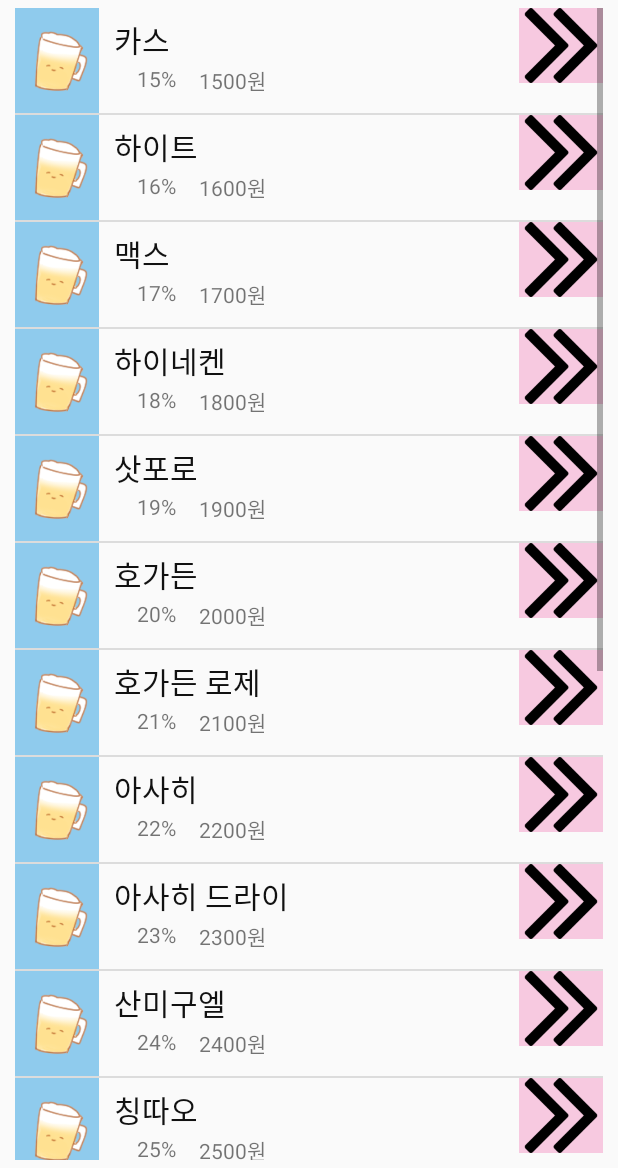
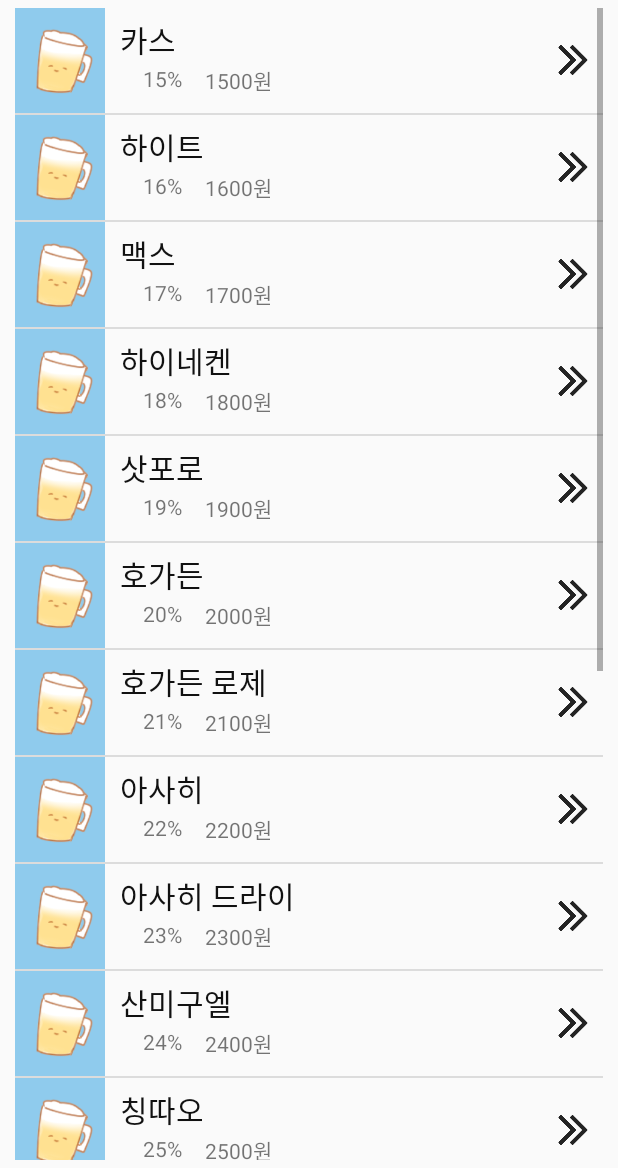
Before and after one commit to JNU-Include/C2H6O, an Android app: the screen it shows after launch (MainActivity), in the side drawer, after a tap on "맥주", on a phone screen of 412 x 824 dp, the part 68-1236 px from its top. Run offline under Robolectric (Android 15) with nearby library versions, the phone set to English and light mode, and no system bars.

Commit message:
beer main 2

```diff
--- a/C2H6O/app/src/main/res/layout/listview_item.xml
+++ b/C2H6O/app/src/main/res/layout/listview_item.xml
@@ -51,10 +51,10 @@
     </LinearLayout>
 
     <ImageView
-        android:background="#77f290c2"
         android:id="@+id/btn_explain"
-        android:layout_width="0dp"
-        android:layout_height="50dp"
-        android:layout_weight="1"/>
+        android:layout_gravity="center"
+        android:layout_marginRight="10dp"
+        android:layout_width="20dp"
+        android:layout_height="20dp"/>
 
 </LinearLayout>
```
Also changed, not shown: C2H6O/app/src/main/res/drawable/ic_arrow.png.
